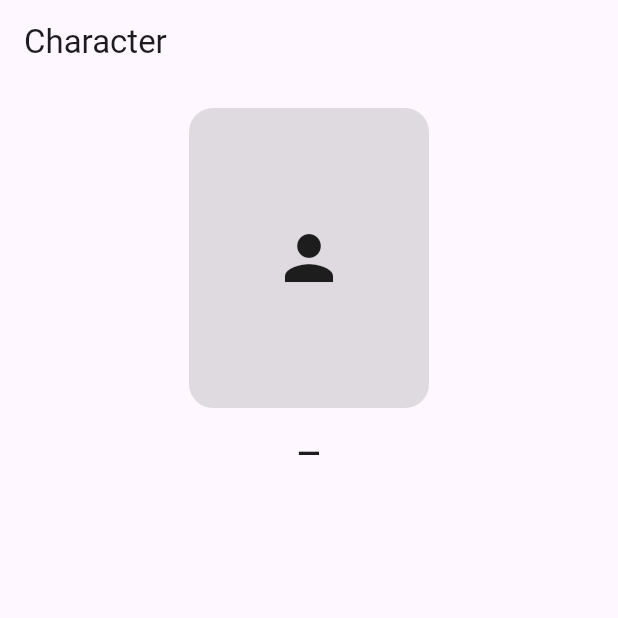
After one commit to karimMohammed912-gif/Otaku-Scoop, a Flutter app: the CharacterDetailsView screen opened by its route, on a phone screen of 412 x 824 dp, the top half of it. The commit adds this screen. Run offline on Flutter 3.47's test engine with Material 3 defaults, Android fonts, the phone set to English and light mode, and no system bars; our stand-ins replace cached_network_image, dio, flutter_riverpod, font_awesome_flutter, freezed_annotation, go_router and 4 more; accounts and stored records are empty; generated files the repository leaves out were written again.

Commit message:
Add character details view and update routing, enhance character query parameters

```diff
--- a/lib/core/graphQL/queries.dart
+++ b/lib/core/graphQL/queries.dart
@@ -33,7 +33,7 @@ class Querys {
       large
     }
     bannerImage
-    characters (perPage: 10) {
+    characters (perPage: 25, sort: ROLE) {
       edges {
         node {
           name {
--- a/lib/core/router/app_router.dart
+++ b/lib/core/router/app_router.dart
@@ -6,6 +6,7 @@ import 'package:otaku_scope/core/providers/providers.dart';
 import 'package:otaku_scope/core/widgets/app_initializer.dart';
 import 'package:otaku_scope/features/details_feature/view/details_view.dart';
 import 'package:otaku_scope/features/details_feature/view/manga_details_view.dart';
+import 'package:otaku_scope/features/details_feature/view/character_details_view.dart';
 import 'package:otaku_scope/features/last_update_anime/view/last_update_view.dart';
 import 'package:otaku_scope/features/last_update_manga/view/last_update_manga_view.dart';
 import 'package:otaku_scope/features/onboardingFeature/onbarding_view.dart';
@@ -35,8 +36,9 @@ final GoRouter routerConfig = GoRouter(
         builder: (context, ref, _) {
           final themeMode = ref.watch(themeModeProvider);
           final isDark = themeMode == ThemeMode.dark;
+           final isOnboardingCompleted = ref.watch(onboardingControllerProvider);
           return Scaffold(
-            appBar: AppBar(
+            appBar:(!isOnboardingCompleted) ? null : AppBar(
               title: Text(state.name ?? 'Otaku Scope'),
               actions: [
                 Padding(
@@ -61,7 +63,7 @@ final GoRouter routerConfig = GoRouter(
                 ),
               ],
             ),
-            drawer: const CustomDrawer(),
+            drawer: (!isOnboardingCompleted) ? null : const  CustomDrawer(),
             //the child is the main content of the app
             body: child,
           );
@@ -178,5 +180,30 @@ final GoRouter routerConfig = GoRouter(
         );
       },
     ),
+
+    // Character Details (receives data via state.extra)
+    GoRoute(
+      name: 'character-details',
+      path: '/character',
+      parentNavigatorKey: _rootNavigatorKey,
+      pageBuilder: (context, state) {
+        return CustomTransitionPage(
+          key: state.pageKey,
+          transitionDuration: const Duration(milliseconds: 240),
+          reverseTransitionDuration: const Duration(milliseconds: 200),
+          child: CharacterDetailsView(data: state.extra),
+          transitionsBuilder: (context, animation, secondaryAnimation, child) {
+            final tween = Tween(
+              begin: const Offset(0, 0.08),
+              end: Offset.zero,
+            ).chain(CurveTween(curve: Curves.easeOutCubic));
+            return SlideTransition(
+              position: animation.drive(tween),
+              child: FadeTransition(opacity: animation, child: child),
+            );
+          },
+        );
+      },
+    ),
   ],
 );
--- /dev/null
+++ b/lib/features/details_feature/view/character_details_view.dart
@@ -0,0 +1,81 @@
+import 'package:flutter/material.dart';
+
+class CharacterDetailsView extends StatelessWidget {
+  final Object? data;
+  const CharacterDetailsView({super.key, this.data});
+
+  @override
+  Widget build(BuildContext context) {
+    String? name;
+    String? imageUrl;
+    String? role;
+
+    if (data is Map) {
+      final map = data as Map;
+      name = map['name'] as String?;
+      imageUrl = map['image'] as String?;
+      role = map['role'] as String?;
+    }
+
+    final theme = Theme.of(context);
+    return Scaffold(
+      appBar: AppBar(
+        title: Text(name ?? 'Character'),
+      ),
+      body: LayoutBuilder(
+        builder: (context, constraints) {
+          final isWide = constraints.maxWidth >= 600;
+          final contentPad = isWide ? 24.0 : 16.0;
+          final avatarSize = isWide ? 220.0 : 160.0;
+
+          return SingleChildScrollView(
+            child: Padding(
+              padding: EdgeInsets.all(contentPad),
+              child: Column(
+                crossAxisAlignment: CrossAxisAlignment.center,
+                children: [
+                  Center(
+                    child: ClipRRect(
+                      borderRadius: BorderRadius.circular(16),
+                      child: Container(
+                        width: avatarSize,
+                        height: avatarSize * 1.25,
+                        color: Colors.black12,
+                        child: imageUrl == null
+                            ? const Icon(Icons.person, size: 48)
+                            : Image.network(
+                                imageUrl!,
+                                fit: BoxFit.cover,
+                                errorBuilder: (_, __, ___) => const Icon(Icons.person, size: 48),
+                              ),
+                      ),
+                    ),
+                  ),
+                  const SizedBox(height: 16),
+                  Text(
+                    name ?? '—',
+                    textAlign: TextAlign.center,
+                    style: TextStyle(
+                      color: theme.colorScheme.onSurface,
+                      fontSize: isWide ? 24 : 20,
+                      fontWeight: FontWeight.w700,
+                    ),
+                  ),
+                  if (role != null && role!.isNotEmpty) ...[
+                    const SizedBox(height: 8),
+                    Text(
+                      role!,
+                      style: TextStyle(
+                        color: theme.colorScheme.onSurface.withOpacity(0.75),
+                      ),
+                    ),
+                  ],
+                ],
+              ),
+            ),
+          );
+        },
+      ),
+    );
+  }
+}
--- a/lib/features/details_feature/view/components/characters_tab.dart
+++ b/lib/features/details_feature/view/components/characters_tab.dart
@@ -1,5 +1,6 @@
 import 'package:flutter/material.dart';
 import 'package:otaku_scope/core/widgets/shimmer_box.dart';
+import 'package:go_router/go_router.dart';
 
 class CharactersTab extends StatelessWidget {
   final dynamic media; // details_root.Media
@@ -32,7 +33,16 @@ class CharactersTab extends StatelessWidget {
             final node = edge.node;
             final name = node?.name?.full ?? '—';
             final img = node?.image?.large;
-            return Column(
+            return GestureDetector(
+              onTap: () {
+                final charName = node?.name?.full;
+                final charImg = node?.image?.large;
+                context.push('/character', extra: {
+                  'name': charName,
+                  'image': charImg,
+                });
+              },
+              child: Column(
               mainAxisSize: MainAxisSize.min,
               children: [
                 ClipRRect(
@@ -66,6 +76,7 @@ class CharactersTab extends StatelessWidget {
                   ),
                 )
               ],
+            ),
             );
           },
           separatorBuilder: (_, __) => const SizedBox(width: 12),
```
